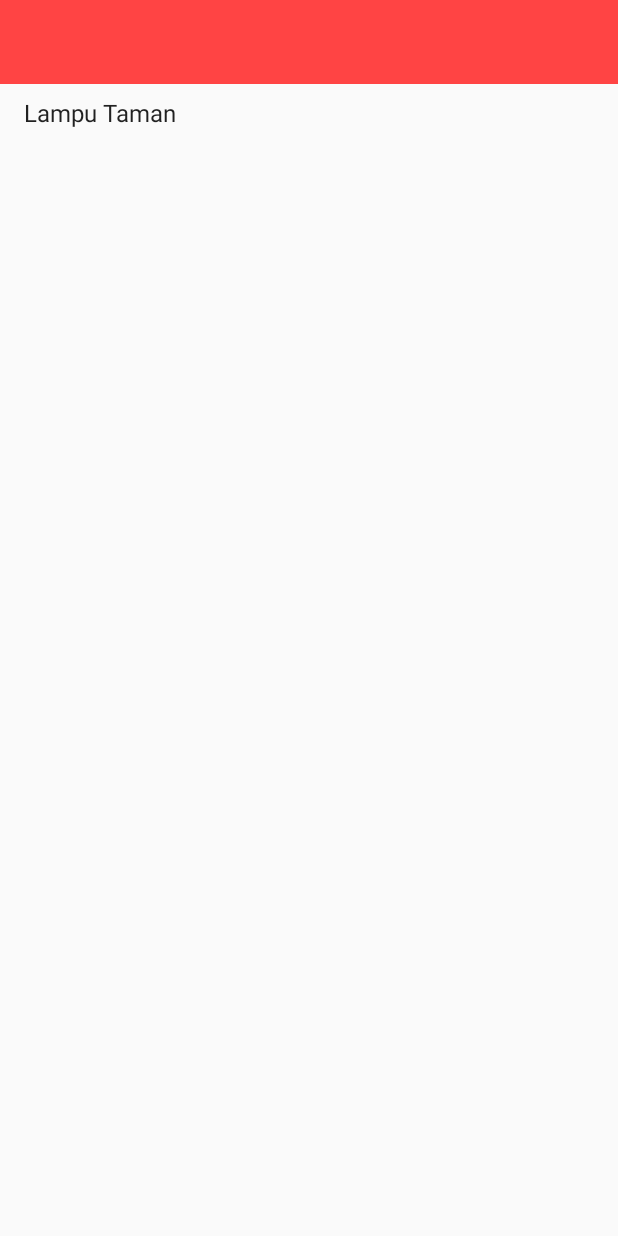
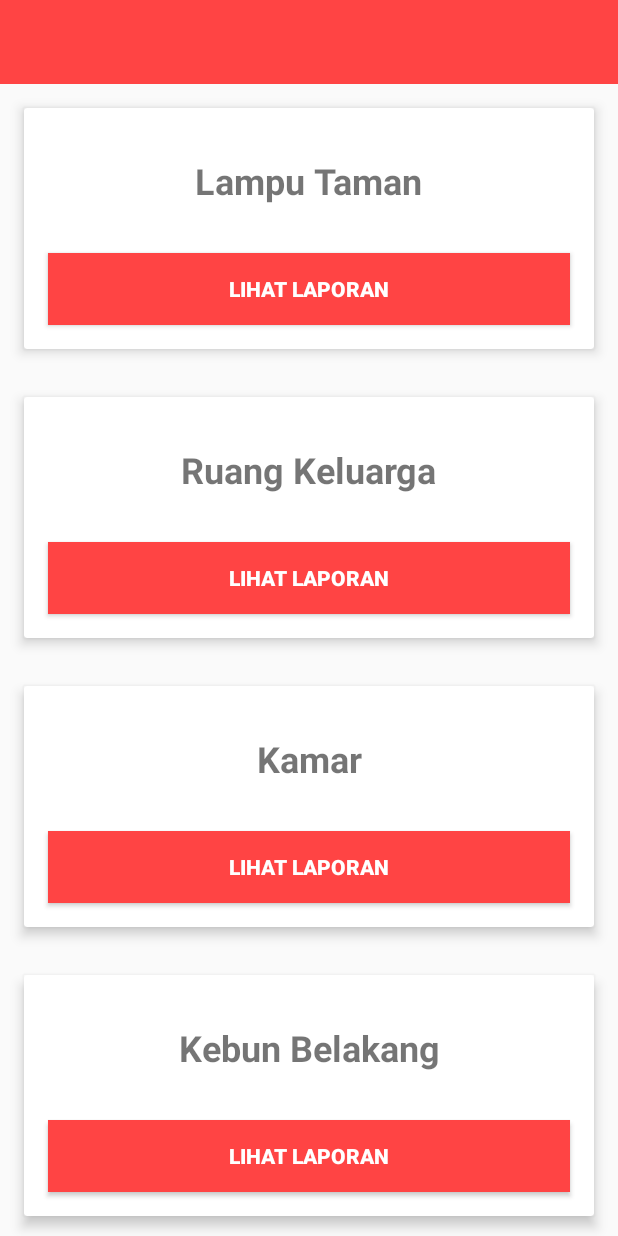
Before and after one commit to if-alan/Mqtt-Android, an Android app: the fragment ListEnergyFragment shown on its own in the app's theme, on a phone screen of 412 x 824 dp. Run offline under Robolectric (Android 15) with nearby library versions, the phone set to English and light mode, and no system bars; 2 statements that could not run were skipped.

Commit message:
add view report field

```diff
--- a/app/build.gradle
+++ b/app/build.gradle
@@ -23,11 +23,13 @@ dependencies {
     implementation 'com.android.support:appcompat-v7:26.1.0'
     implementation 'com.android.support:design:26.1.0'
     implementation 'com.android.support.constraint:constraint-layout:1.1.0'
+    implementation 'com.android.support:cardview-v7:26.1.0'
     implementation 'com.android.support:support-vector-drawable:26.1.0'
+    implementation 'com.loopj.android:android-async-http:1.4.9'
     testImplementation 'junit:junit:4.12'
     androidTestImplementation 'com.android.support.test:runner:1.0.1'
     androidTestImplementation 'com.android.support.test.espresso:espresso-core:3.0.1'
 
-    compile files('libs/org.eclipse.paho.android.service-1.1.1.jar')
-    compile files('libs/org.eclipse.paho.client.mqttv3-1.1.1.jar')
+    implementation files('libs/org.eclipse.paho.android.service-1.1.1.jar')
+    implementation files('libs/org.eclipse.paho.client.mqttv3-1.1.1.jar')
 }
--- a/app/src/main/AndroidManifest.xml
+++ b/app/src/main/AndroidManifest.xml
@@ -14,6 +14,7 @@
         android:roundIcon="@mipmap/ic_launcher_round"
         android:supportsRtl="true"
         android:theme="@style/AppTheme">
+        <activity android:name=".ReportActivity"></activity>
         <activity
             android:name=".MainActivity"
             android:screenOrientation="portrait">
@@ -25,11 +26,10 @@
         </activity>
 
         <service android:name="org.eclipse.paho.android.service.MqttService" />
-
         <service
             android:name=".mqtt.MqttMessageService"
             android:enabled="true"
-            android:exported="false"></service>
+            android:exported="false" />
     </application>
 
 </manifest>
--- /dev/null
+++ b/app/src/main/java/com/nurif/skripsi/lita/PowerAdapter.java
@@ -0,0 +1,55 @@
+package com.nurif.skripsi.lita;
+
+import android.content.Context;
+import android.support.constraint.ConstraintLayout;
+import android.support.v7.widget.CardView;
+import android.support.v7.widget.RecyclerView;
+import android.view.LayoutInflater;
+import android.view.View;
+import android.view.ViewGroup;
+import android.widget.ArrayAdapter;
+import android.widget.TextView;
+
+import java.util.ArrayList;
+
+public class PowerAdapter extends RecyclerView.Adapter<PowerAdapter.MyViewHolder> {
+    private ArrayList<String> mDataset;
+
+    public PowerAdapter(ArrayList<String> myDataset) {
+        mDataset = myDataset;
+    }
+
+    @Override
+    public PowerAdapter.MyViewHolder onCreateViewHolder(ViewGroup parent,
+                                                        int viewType) {
+        // create a new view
+        View v = LayoutInflater.from(parent.getContext())
+                .inflate(R.layout.item_list_power, parent, false);
+
+        MyViewHolder vh = new MyViewHolder(v);
+
+        return vh;
+    }
+
+    public static class MyViewHolder extends RecyclerView.ViewHolder {
+        public View view;
+        public TextView tvTitle;
+
+        public MyViewHolder(View view) {
+            super(view);
+            this.tvTitle = view.findViewById(R.id.tv_title);
+        }
+
+    }
+
+    @Override
+    public void onBindViewHolder(MyViewHolder holder, int position) {
+        holder.tvTitle.setText(mDataset.get(position));
+
+    }
+
+    @Override
+    public int getItemCount() {
+        return mDataset.size();
+    }
+}
--- a/app/src/main/java/com/nurif/skripsi/lita/fragment/ListEnergyFragment.java
+++ b/app/src/main/java/com/nurif/skripsi/lita/fragment/ListEnergyFragment.java
@@ -6,6 +6,8 @@ import android.os.Bundle;
 import android.support.annotation.Nullable;
 import android.support.v4.app.Fragment;
 import android.support.v4.content.ContextCompat;
+import android.support.v7.widget.LinearLayoutManager;
+import android.support.v7.widget.RecyclerView;
 import android.support.v7.widget.Toolbar;
 import android.view.LayoutInflater;
 import android.view.Menu;
@@ -15,18 +17,24 @@ import android.view.View;
 import android.view.ViewGroup;
 import android.widget.AdapterView;
 import android.widget.ArrayAdapter;
+import android.widget.LinearLayout;
 import android.widget.ListView;
+import android.widget.Toast;
 
 import com.nurif.skripsi.lita.MainActivity;
+import com.nurif.skripsi.lita.PowerAdapter;
 import com.nurif.skripsi.lita.R;
+import com.nurif.skripsi.lita.utils.RecyclerItemClickListener;
 
 import org.eclipse.paho.android.service.MqttAndroidClient;
 import org.eclipse.paho.client.mqttv3.MqttException;
 
+import java.util.ArrayList;
+
 public class ListEnergyFragment extends Fragment {
 
     private Toolbar toolbar;
-    private ListView listView;
+    private RecyclerView recyclerView;
 
     private MqttAndroidClient client;
 
@@ -37,7 +45,7 @@ public class ListEnergyFragment extends Fragment {
         setHasOptionsMenu(true);
 
         toolbar = view.findViewById(R.id.toolbar);
-        listView = view.findViewById(R.id.lv_content);
+        recyclerView = view.findViewById(R.id.rv_content);
 
         client = ((MainActivity) getActivity()).getClient();
 
@@ -59,18 +67,33 @@ public class ListEnergyFragment extends Fragment {
     }
 
     private void setListView() {
-        String[] values = new String[]{"Lampu Taman"};
+        ArrayList<String> power = new ArrayList<>();
+        power.add("Lampu Taman");
+        power.add("Ruang Keluarga");
+        power.add("Kamar");
+        power.add("Kebun Belakang");
 
-        ArrayAdapter<String> adapter = new ArrayAdapter<String>(getActivity(),
-                android.R.layout.simple_list_item_activated_2, android.R.id.text1, values);
-        listView.setAdapter(adapter);
+        PowerAdapter powerAdapter = new PowerAdapter(power);
+        recyclerView.setAdapter(powerAdapter);
+        recyclerView.setLayoutManager(new LinearLayoutManager(getActivity()));
 
-        listView.setOnItemClickListener(new AdapterView.OnItemClickListener() {
-            @Override
-            public void onItemClick(AdapterView<?> adapterView, View view, int i, long l) {
-                ((MainActivity) getActivity()).setContent(new EnergyFragment());
-            }
-        });
+
+        recyclerView.addOnItemTouchListener(
+                new RecyclerItemClickListener(getActivity(), recyclerView, new RecyclerItemClickListener.OnItemClickListener() {
+                    @Override
+                    public void onItemClick(View view, int position) {
+                        if (position != 0) {
+                            Toast.makeText(getActivity(), "Perangkat belum terpasang", Toast.LENGTH_SHORT).show();
+                        } else {
+                            ((MainActivity) getActivity()).setContent(new EnergyFragment());
+                        }
+                    }
+
+                    @Override
+                    public void onLongItemClick(View view, int position) {
+                    }
+                })
+        );
     }
 
     @Override
--- /dev/null
+++ b/app/src/main/java/com/nurif/skripsi/lita/utils/RecyclerItemClickListener.java
@@ -0,0 +1,55 @@
+package com.nurif.skripsi.lita.utils;
+
+import android.content.Context;
+import android.support.v7.widget.RecyclerView;
+import android.view.GestureDetector;
+import android.view.MotionEvent;
+import android.view.View;
+
+public class RecyclerItemClickListener implements RecyclerView.OnItemTouchListener {
+    private OnItemClickListener mListener;
+
+    public interface OnItemClickListener {
+        public void onItemClick(View view, int position);
+
+        public void onLongItemClick(View view, int position);
+    }
+
+    GestureDetector mGestureDetector;
+
+    public RecyclerItemClickListener(Context context, final RecyclerView recyclerView, OnItemClickListener listener) {
+        mListener = listener;
+        mGestureDetector = new GestureDetector(context, new GestureDetector.SimpleOnGestureListener() {
+            @Override
+            public boolean onSingleTapUp(MotionEvent e) {
+                return true;
+            }
+
+            @Override
+            public void onLongPress(MotionEvent e) {
+                View child = recyclerView.findChildViewUnder(e.getX(), e.getY());
+                if (child != null && mListener != null) {
+                    mListener.onLongItemClick(child, recyclerView.getChildAdapterPosition(child));
+                }
+            }
+        });
+    }
+
+    @Override
+    public boolean onInterceptTouchEvent(RecyclerView view, MotionEvent e) {
+        View childView = view.findChildViewUnder(e.getX(), e.getY());
+        if (childView != null && mListener != null && mGestureDetector.onTouchEvent(e)) {
+            mListener.onItemClick(childView, view.getChildAdapterPosition(childView));
+            return true;
+        }
+        return false;
+    }
+
+    @Override
+    public void onTouchEvent(RecyclerView view, MotionEvent motionEvent) {
+    }
+
+    @Override
+    public void onRequestDisallowInterceptTouchEvent(boolean disallowIntercept) {
+    }
+}
--- /dev/null
+++ b/app/src/main/res/drawable/ic_assignment_white_24dp.xml
@@ -0,0 +1,5 @@
+<vector android:height="24dp" android:tint="#FFFFFF"
+    android:viewportHeight="24.0" android:viewportWidth="24.0"
+    android:width="24dp" xmlns:android="http://schemas.android.com/apk/res/android">
+    <path android:fillColor="#FF000000" android:pathData="M19,3h-4.18C14.4,1.84 13.3,1 12,1c-1.3,0 -2.4,0.84 -2.82,2L5,3c-1.1,0 -2,0.9 -2,2v14c0,1.1 0.9,2 2,2h14c1.1,0 2,-0.9 2,-2L21,5c0,-1.1 -0.9,-2 -2,-2zM12,3c0.55,0 1,0.45 1,1s-0.45,1 -1,1 -1,-0.45 -1,-1 0.45,-1 1,-1zM14,17L7,17v-2h7v2zM17,13L7,13v-2h10v2zM17,9L7,9L7,7h10v2z"/>
+</vector>
--- a/app/src/main/res/layout/fragment_energy.xml
+++ b/app/src/main/res/layout/fragment_energy.xml
@@ -61,8 +61,10 @@
     <Button
         android:id="@+id/btn_count"
         style="@style/Widget.AppCompat.Button"
-        android:layout_width="wrap_content"
+        android:layout_width="match_parent"
         android:layout_height="0dp"
+        android:layout_marginLeft="32dp"
+        android:layout_marginRight="32dp"
         android:layout_marginBottom="32dp"
         android:background="@color/colorPrimaryDark"
         android:text="Hitung"
--- a/app/src/main/res/layout/fragment_list_energy.xml
+++ b/app/src/main/res/layout/fragment_list_energy.xml
@@ -16,9 +16,9 @@
         app:layout_constraintTop_toTopOf="parent"
         app:titleTextColor="@android:color/white" />
 
-    <ListView
-        android:id="@+id/lv_content"
-        android:layout_width="wrap_content"
+    <android.support.v7.widget.RecyclerView
+        android:id="@+id/rv_content"
+        android:layout_width="match_parent"
         android:layout_height="wrap_content"
         app:layout_constraintLeft_toLeftOf="parent"
         app:layout_constraintRight_toRightOf="parent"
--- /dev/null
+++ b/app/src/main/res/layout/item_list_power.xml
@@ -0,0 +1,43 @@
+<?xml version="1.0" encoding="utf-8"?>
+
+<android.support.v7.widget.CardView xmlns:android="http://schemas.android.com/apk/res/android"
+    xmlns:app="http://schemas.android.com/apk/res-auto"
+    xmlns:tools="http://schemas.android.com/tools"
+    android:layout_width="match_parent"
+    android:layout_height="wrap_content"
+    android:layout_margin="16dp"
+    android:background="@android:color/white"
+    app:cardCornerRadius="2dp"
+    app:cardElevation="5dp">
+
+    <android.support.constraint.ConstraintLayout
+        android:layout_width="match_parent"
+        android:layout_height="wrap_content">
+
+        <TextView
+            android:id="@+id/tv_title"
+            android:layout_width="wrap_content"
+            android:layout_height="wrap_content"
+            android:layout_marginTop="32dp"
+            android:textSize="24sp"
+            android:textStyle="bold"
+            app:layout_constraintLeft_toLeftOf="parent"
+            app:layout_constraintRight_toRightOf="parent"
+            app:layout_constraintTop_toTopOf="parent"
+            tools:text="Lampu Taman" />
+
+        <Button
+            android:layout_width="match_parent"
+            android:layout_height="wrap_content"
+            android:layout_marginLeft="16dp"
+            android:layout_marginTop="32dp"
+            android:layout_marginRight="16dp"
+            android:layout_marginBottom="16dp"
+            android:background="@color/colorPrimary"
+            android:text="Lihat Laporan"
+            android:textColor="@android:color/white"
+            android:textStyle="bold"
+            app:layout_constraintBottom_toBottomOf="parent"
+            app:layout_constraintTop_toBottomOf="@id/tv_title" />
+    </android.support.constraint.ConstraintLayout>
+</android.support.v7.widget.CardView>
--- a/app/src/main/res/values/colors.xml
+++ b/app/src/main/res/values/colors.xml
@@ -3,4 +3,6 @@
     <color name="colorPrimary">@android:color/holo_red_light</color>
     <color name="colorPrimaryDark">@android:color/holo_red_dark</color>
     <color name="colorAccent">#D81B60</color>
+
+    <color name="grey">#E4E3E3</color>
 </resources>
```
Also changed, not shown: app/src/main/java/com/nurif/skripsi/lita/ReportActivity.java (added, +13 -0 lines), app/src/main/res/drawable/frame_white.xml (added, +7 -0 lines), app/src/main/res/layout/activity_report.xml (added, +77 -0 lines), app/src/main/res/layout/item_report.xml (added, +57 -0 lines), app/src/main/ic_form-web.png (added).
